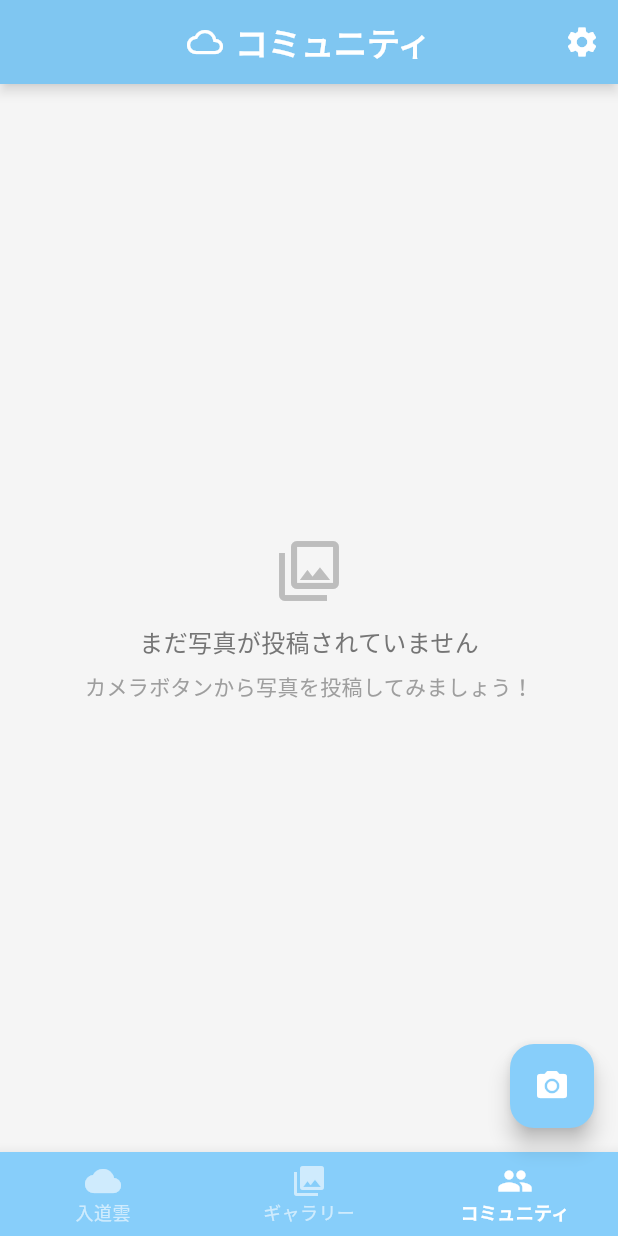
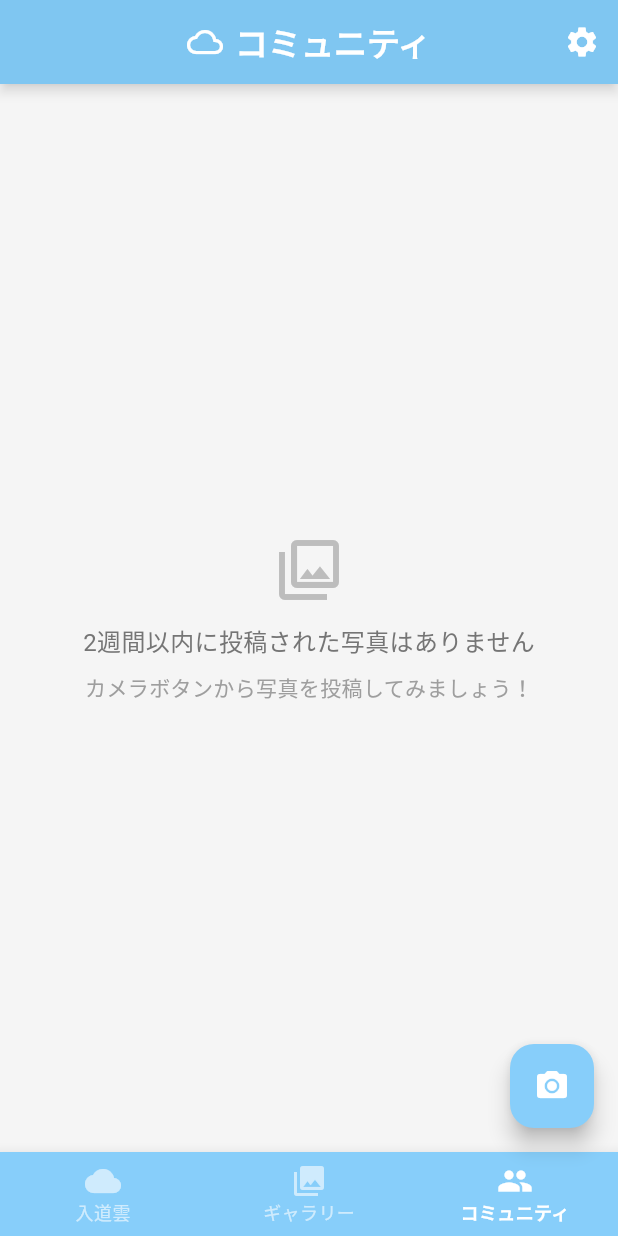
Before and after one commit to tsuchida-y/thunder_cloud_app, a Flutter app: the screen it shows after launch, item 3 of the bottom bar chosen, on a phone screen of 412 x 824 dp. Run offline on Flutter 3.47's test engine with Material 3 defaults, Android fonts, the phone set to English and light mode, and no system bars; our stand-ins replace cached_network_image, camera, cloud_firestore, firebase_core, firebase_messaging, firebase_storage and 6 more; missing offline and left inert: gal; accounts and stored records are empty; generated files the repository leaves out were written again.

Commit message:
style:表示テキストを適切なものに変更

```diff
--- a/lib/screens/community_screen.dart
+++ b/lib/screens/community_screen.dart
@@ -339,7 +339,7 @@ class _CommunityScreenState extends State<CommunityScreen> {
           ),
           const SizedBox(height: AppConstants.paddingMedium),
           Text(
-            'まだ写真が投稿されていません',
+            '2週間以内に投稿された写真はありません',
             style: TextStyle(
               fontSize: AppConstants.fontSizeLarge,
               color: Colors.grey[600],
```
